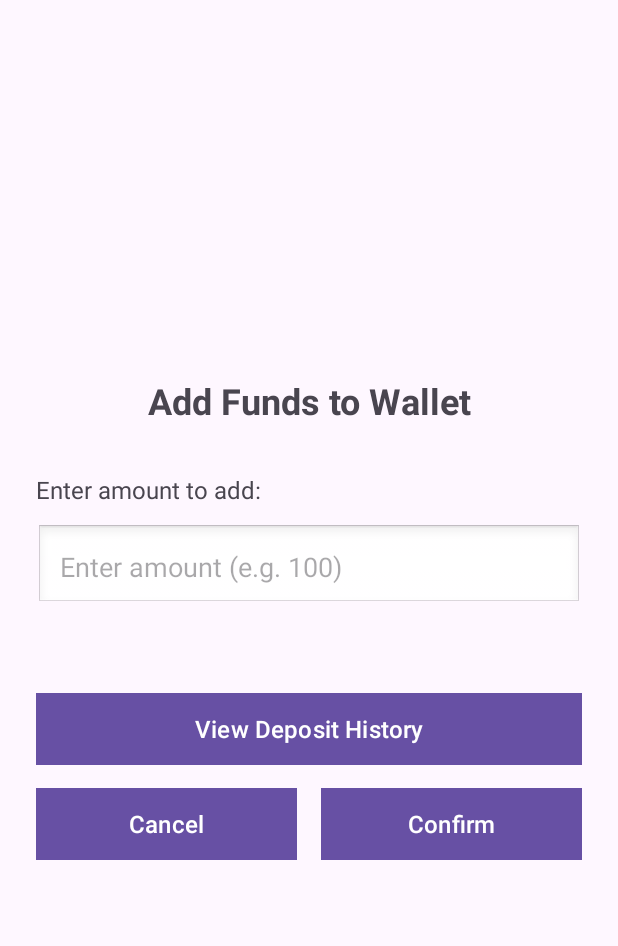
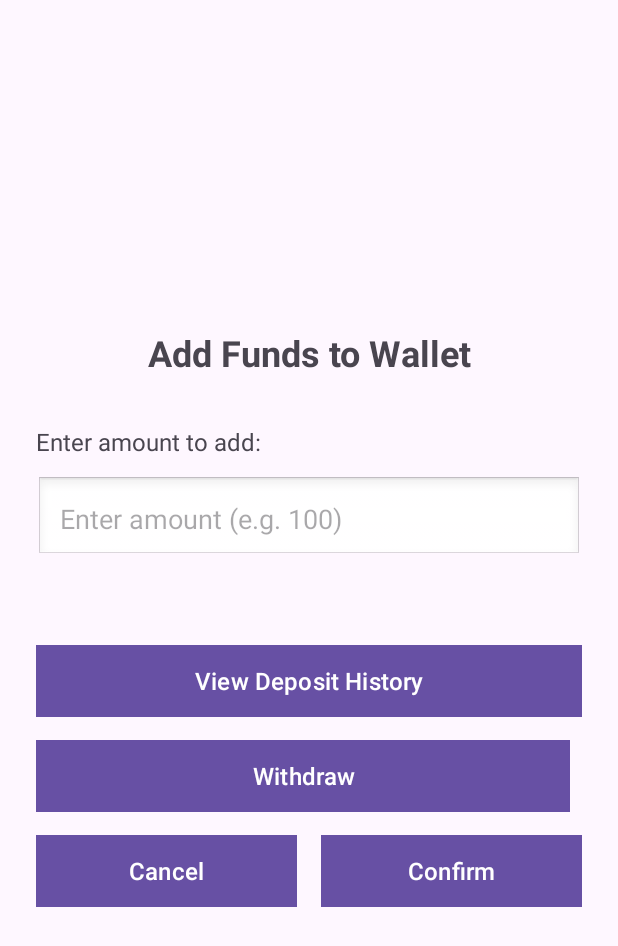
Before and after one commit to thanglh-hub/horse-racing, an Android app: the AddFundsActivity screen opened directly, with no data from a screen before it, on a phone screen of 412 x 824 dp. Shown: the top 946 px of the screen. Run offline under Robolectric (Android 15) with nearby library versions, the phone set to English and light mode, and no system bars.

Commit message:
Add withdraw funds feature to AddFundsActivity
Introduced a withdraw button and logic to AddFundsActivity, allowing users to withdraw funds from their balance. Updated the layout to include the new button and added relevant string resources for withdrawal actions and messages.

```diff
--- a/app/src/main/res/layout/activity_add_funds.xml
+++ b/app/src/main/res/layout/activity_add_funds.xml
@@ -42,6 +42,17 @@
         android:background="@android:color/holo_blue_light"
         android:textColor="@android:color/white"
         android:layout_marginBottom="15dp"/>
+    <Button
+        android:id="@+id/btn_withdraw"
+        android:layout_width="match_parent"
+        android:layout_height="wrap_content"
+        android:text="@string/btn_withdraw"
+        android:textSize="16sp"
+        android:layout_marginEnd="8dp"
+        android:background="@android:color/holo_red_light"
+        android:textColor="@android:color/white"
+        android:layout_marginBottom="15dp"/>
+
 
     <LinearLayout
         android:layout_width="match_parent"
--- a/app/src/main/res/values/strings.xml
+++ b/app/src/main/res/values/strings.xml
@@ -55,6 +55,7 @@
     <string name="msg_bet_exceeds_balance">Bet amount exceeds your balance. Please reduce your bet.</string>
 
     <!-- Add Funds -->
+    <!-- Add Funds -->
     <string name="btn_add_funds">Add Funds</string>
     <string name="title_add_funds">Add Funds to Wallet</string>
     <string name="label_enter_amount">Enter amount to add:</string>
@@ -63,4 +64,8 @@
     <string name="btn_cancel">Cancel</string>
     <string name="msg_invalid_amount">Please enter a valid amount</string>
     <string name="msg_funds_added">Successfully added %d$ to your balance!</string>
+    <string name="btn_withdraw">Withdraw</string>
+    <string name="msg_insufficient_balance">Insufficient balance to withdraw!</string>
+    <string name="msg_funds_withdrawn">Withdrawn %1$d VND</string>
+
 </resources>
```
Also changed, not shown: app/src/main/java/com/example/horseracing/AddFundsActivity.java (+36 -0 lines).
